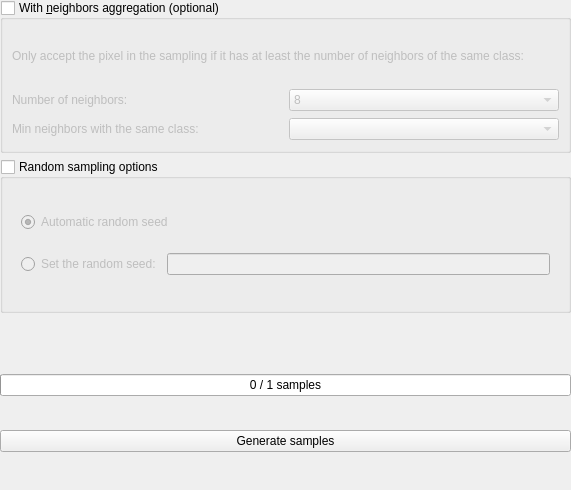
First picture: the form in ui/generate_samples_widget.ui, repository SMByC/AcATaMa, before the edit.
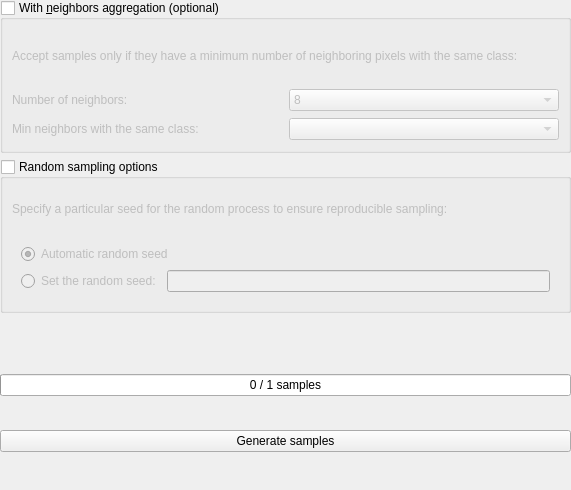
Second picture: the form after the edit.

Commit message: Improving some text in sampling design tab

Patch:
```diff
--- a/ui/generate_samples_widget.ui
+++ b/ui/generate_samples_widget.ui
@@ -56,7 +56,7 @@
          <item>
           <widget class="QLabel" name="label">
            <property name="text">
-            <string>Only accept the pixel in the sampling if it has at least the number of neighbors of the same class:</string>
+            <string>Accept samples only if they have a minimum number of neighboring pixels with the same class:</string>
            </property>
            <property name="alignment">
             <set>Qt::AlignJustify|Qt::AlignVCenter</set>
@@ -140,6 +140,34 @@
      <layout class="QVBoxLayout" name="verticalLayout_8">
       <item>
        <widget class="QWidget" name="widget_random_sampling_options" native="true">
+        <layout class="QVBoxLayout" name="verticalLayout_4">
+         <property name="leftMargin">
+          <number>0</number>
+         </property>
+         <property name="topMargin">
+          <number>0</number>
+         </property>
+         <property name="rightMargin">
+          <number>0</number>
+         </property>
+         <property name="bottomMargin">
+          <number>0</number>
+         </property>
+         <item>
+          <widget class="QLabel" name="label_3">
+           <property name="text">
+            <string>Specify a particular seed for the random process to ensure reproducible sampling:</string>
+           </property>
+           <property name="alignment">
+            <set>Qt::AlignJustify|Qt::AlignVCenter</set>
+           </property>
+           <property name="wordWrap">
+            <bool>true</bool>
+           </property>
+          </widget>
+         </item>
+         <item>
+          <widget class="QWidget" name="widget_6" native="true">
         <layout class="QGridLayout" name="gridLayout_3">
          <item row="1" column="0">
           <widget class="QRadioButton" name="with_random_seed_by_user">
@@ -163,6 +191,9 @@
            <property name="checked">
             <bool>true</bool>
            </property>
+             </widget>
+            </item>
+           </layout>
           </widget>
          </item>
         </layout>
```
Lines whose indentation alone changed are shown as unchanged. The commit also changes 1 other file.
